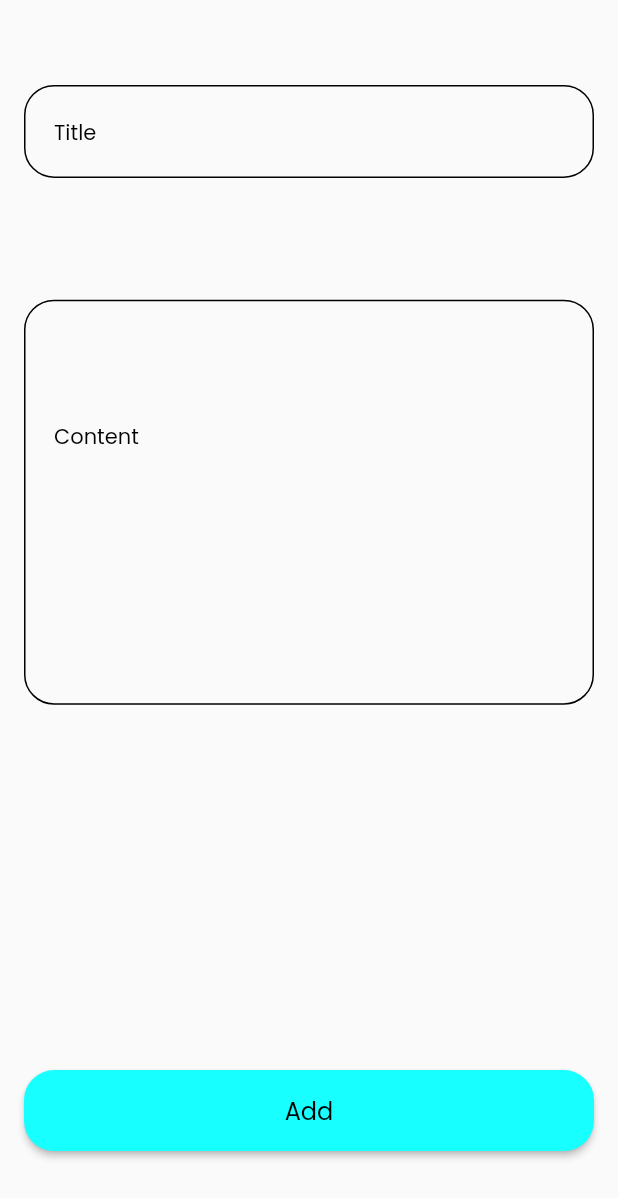
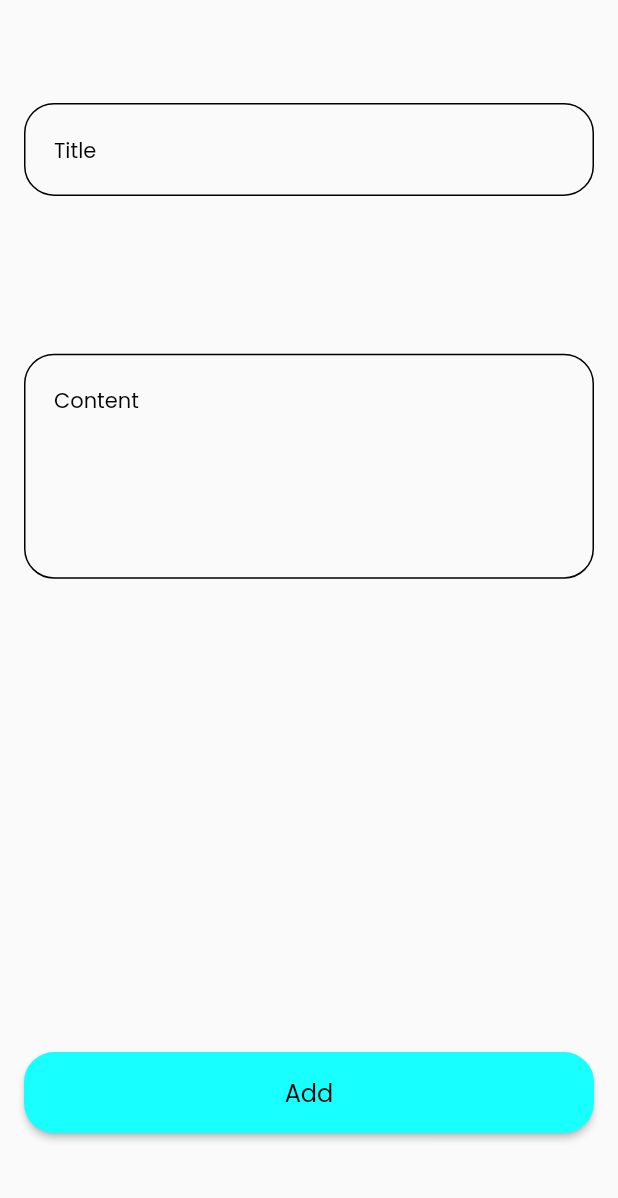
Before and after one commit to heshamgasser/notes_app, a Flutter app: the AddNoteWidget widget shown alone on an empty page, opened directly, on a phone screen of 412 x 824 dp. Shown: the top 1198 px of the screen. Run offline on Flutter 3.47's test engine with Material 2 defaults, Android fonts, the light colour scheme and no system bars; our stand-ins replace google_fonts.

Commit message:
textFormField Properties

```diff
--- a/lib/widget/addNoteWidget.dart
+++ b/lib/widget/addNoteWidget.dart
@@ -14,10 +14,9 @@ class AddNoteWidget extends StatelessWidget {
           Spacer(),
           TextFieldWidget(
             hint: 'Title',
-            verticalPadding: 20,
           ),
           Spacer(flex: 2),
-          TextFieldWidget(hint: 'Content', verticalPadding: 80, maxLines: 5),
+          TextFieldWidget(hint: 'Content', maxLines: 5),
           Spacer(flex: 6),
           ElevatedButton(
             style: ButtonStyle(
--- a/lib/widget/textFieldWidget.dart
+++ b/lib/widget/textFieldWidget.dart
@@ -2,10 +2,9 @@ import 'package:flutter/material.dart';
 
 class TextFieldWidget extends StatelessWidget {
   String hint;
-  double horizontalPadding , verticalPadding;
   int maxLines;
 
-  TextFieldWidget ({required this.hint, this.horizontalPadding = 20 , required this.verticalPadding, this.maxLines = 1});
+  TextFieldWidget ({required this.hint, this.maxLines = 1});
 
   @override
   Widget build(BuildContext context) {
@@ -13,7 +12,7 @@ class TextFieldWidget extends StatelessWidget {
       style: Theme.of(context).textTheme.bodyMedium,
       maxLines: maxLines,
       decoration: InputDecoration(
-        contentPadding: EdgeInsets.symmetric(horizontal: horizontalPadding , vertical: verticalPadding),
+        contentPadding: EdgeInsets.symmetric(horizontal: 20 , vertical: 20),
         hintText: hint,
         hintStyle: Theme.of(context).textTheme.bodySmall,
         border: OutlineInputBorder(
```
